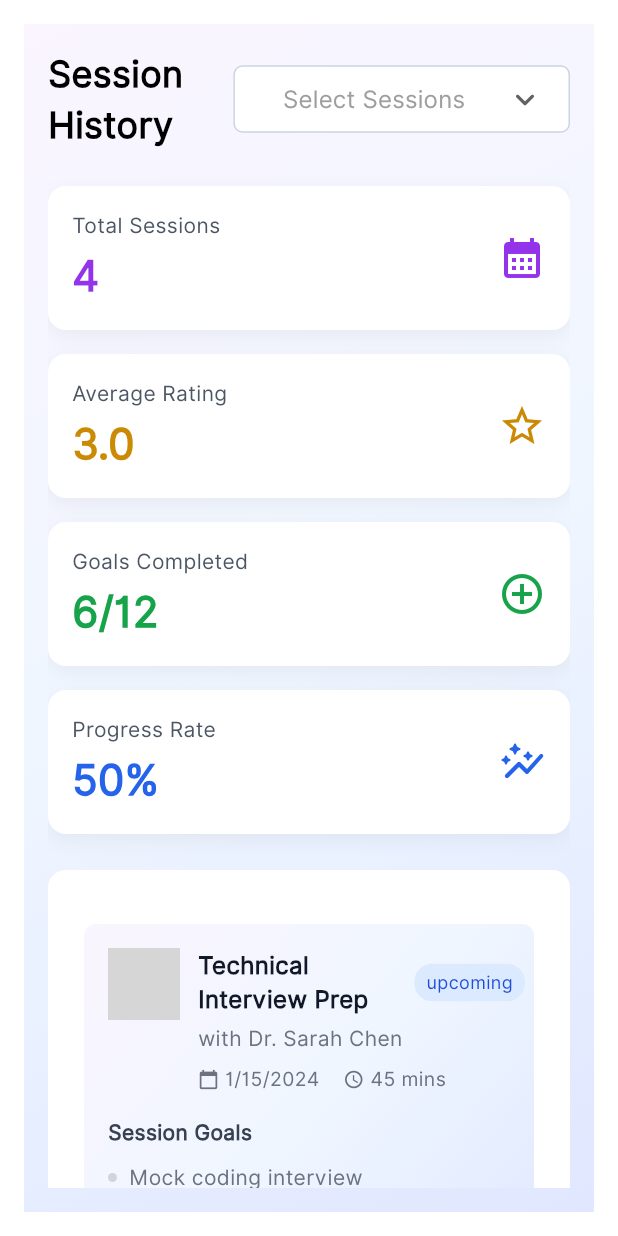
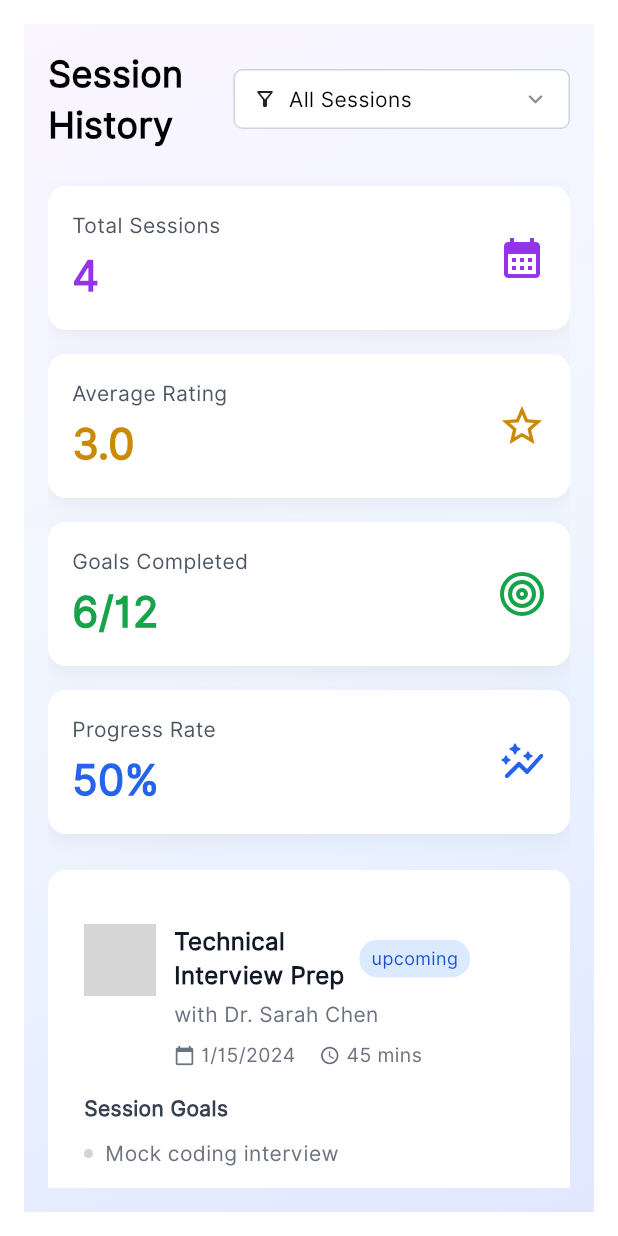
Before and after one commit to SaicharanGattu02/mentivisor, a Flutter app: the SessionHistory screen opened directly, on a phone screen of 412 x 824 dp. Run offline on Flutter 3.47's test engine with Material 3 defaults, Android fonts, the phone set to English and light mode, and no system bars; drawn by our look-alikes of dropdown_button2; our stand-ins replace connectivity_plus, dio, equatable, flutter_bloc, flutter_image_compress, flutter_spinkit and 4 more; accounts and stored records are empty; network calls fail; grey boxes are pictures that could not be loaded.

Commit message:
Your message about the changes

```diff
--- a/lib/app_routes/router.dart
+++ b/lib/app_routes/router.dart
@@ -6,6 +6,7 @@ import 'package:go_router/go_router.dart';
 import '../Components/NoInternet.dart';
 import '../presentation/BookSessionScreen.dart';
 import '../presentation/DashBoard.dart';
+import '../presentation/SessionHistory.dart';
 import '../presentation/Splash.dart';
 import 'package:mentivisor/presentation/MentivisorProfileSetup.dart';
 import 'package:mentivisor/presentation/ProfileScreen.dart';
@@ -20,12 +21,16 @@ final GoRouter appRouter = GoRouter(
     GoRoute(
       path: '/',
       pageBuilder: (context, state) =>
-          buildSlideTransitionPage(StudyZoneScreen(), state),
+          buildSlideTransitionPage(SessionHistory(), state),
     ),
     GoRoute(
       path: '/nointernet',
       pageBuilder: (context, state) =>
           buildSlideTransitionPage(Nointernet(), state),
+    ),GoRoute(
+      path: '/session_history',
+      pageBuilder: (context, state) =>
+          buildSlideTransitionPage(SessionHistory(), state),
     ),
     GoRoute(
       path: '/dashboard',
--- a/lib/presentation/SessionHistory.dart
+++ b/lib/presentation/SessionHistory.dart
@@ -1,5 +1,6 @@
 import 'package:dropdown_button2/dropdown_button2.dart';
 import 'package:flutter/material.dart';
+import 'package:flutter_svg/svg.dart';
 
 class SessionHistory extends StatefulWidget {
   const SessionHistory({super.key});
@@ -11,16 +12,14 @@ class SessionHistory extends StatefulWidget {
 class _SessionHistoryState extends State<SessionHistory> {
   String? _selectSessions;
 
-
   @override
   Widget build(BuildContext context) {
     final w = MediaQuery.of(context).size.width;
-
     return Scaffold(
       body: Padding(
-        padding:  EdgeInsets.all(16),
+        padding: EdgeInsets.all(16),
         child: Container(
-          padding:  EdgeInsets.all(16),
+          padding: EdgeInsets.all(16),
           decoration: const BoxDecoration(
             gradient: LinearGradient(
               begin: Alignment.topLeft,
@@ -50,12 +49,41 @@ class _SessionHistoryState extends State<SessionHistory> {
                       child: DropdownButtonHideUnderline(
                         child: DropdownButton2<String>(
                           isExpanded: true,
-                          hint: Text(
-                            'Select Sessions',
-                            style: TextStyle(
-                              fontFamily: 'Inter',
-                              fontSize: 16,
-                              color: Colors.grey.shade500,
+                          customButton: Container(
+                            height: 40,
+                            padding: const EdgeInsets.symmetric(horizontal: 12),
+                            decoration: BoxDecoration(
+                              color: Colors.white, // Matches bg-background
+                              border: Border.all(
+                                color: const Color(0xFFCBD5E1),
+                              ), // Matches border-input
+                              borderRadius: BorderRadius.circular(6),
+                            ),
+                            child: Row(
+                              mainAxisAlignment: MainAxisAlignment.spaceBetween,
+                              children: [
+                                Row(
+                                  children: [
+                                    Icon(Icons.filter_alt_outlined, size: 16),
+                                    const SizedBox(width: 8),
+                                    Text(
+                                      _selectSessions ?? 'All Sessions',
+                                      style: TextStyle(
+                                        fontFamily: 'Inter',
+                                        fontSize: 14,
+                                        color: Colors.black, // or muted if null
+                                      ),
+                                      overflow: TextOverflow.ellipsis,
+                                    ),
+                                  ],
+                                ),
+                                const Icon(
+                                  Icons.keyboard_arrow_down_rounded,
+                                  size: 20,
+                                  color:
+                                      Colors.black45, // similar to .opacity-50
+                                ),
+                              ],
                             ),
                           ),
                           items: ['All Sessions', 'Completed', 'Upcoming']
@@ -66,7 +94,7 @@ class _SessionHistoryState extends State<SessionHistory> {
                                     e,
                                     style: const TextStyle(
                                       fontFamily: 'Inter',
-                                      fontSize: 15,
+                                      fontSize: 14,
                                       color: Colors.black,
                                     ),
                                   ),
@@ -79,19 +107,6 @@ class _SessionHistoryState extends State<SessionHistory> {
                               _selectSessions = value;
                             });
                           },
-                          buttonStyleData: ButtonStyleData(
-                            padding: const EdgeInsets.symmetric(horizontal: 16),
-                            decoration: BoxDecoration(
-                              borderRadius: BorderRadius.circular(6),
-                              border: Border.all(color: Color(0xFFCBD5E1)),
-                              color: Colors.white,
-                            ),
-                          ),
-                          iconStyleData: IconStyleData(
-                            icon: Icon(Icons.keyboard_arrow_down_rounded),
-                            iconSize: 26,
-                            iconEnabledColor: Colors.grey.shade700,
-                          ),
                           dropdownStyleData: DropdownStyleData(
                             maxHeight: 200,
                             decoration: BoxDecoration(
@@ -99,9 +114,9 @@ class _SessionHistoryState extends State<SessionHistory> {
                               color: Colors.white,
                             ),
                           ),
-                          menuItemStyleData: MenuItemStyleData(
+                          menuItemStyleData: const MenuItemStyleData(
                             height: 45,
-                            padding: const EdgeInsets.symmetric(
+                            padding: EdgeInsets.symmetric(
                               horizontal: 16,
                               vertical: 8,
                             ),
@@ -116,25 +131,25 @@ class _SessionHistoryState extends State<SessionHistory> {
                   'Total Sessions',
                   '4',
                   Color(0xff9333EA),
-                  Icons.calendar_month,
+                 icon:  Icons.calendar_month,
                 ),
                 _buildStatCard(
                   'Average Rating',
                   '3.0',
                   Color(0xffCA8A04),
-                  Icons.star_border,
+                 icon:  Icons.star_border,
                 ),
                 _buildStatCard(
                   'Goals Completed',
                   '6/12',
                   Color(0xff16A34A),
-                  Icons.add_circle_outline,
+                  svgAsset: 'assets/svg_icons/goal.svg',
                 ),
                 _buildStatCard(
                   'Progress Rate',
                   '50%',
                   Color(0xff2563EB),
-                  Icons.auto_graph_rounded,
+                icon:  Icons.auto_graph_rounded,
                 ),
                 const SizedBox(height: 16),
                 Container(
@@ -156,18 +171,18 @@ class _SessionHistoryState extends State<SessionHistory> {
                           return Container(
                             width: w,
                             margin: const EdgeInsets.only(top: 12),
-                            padding: const EdgeInsets.all(16),
+                            // padding: const EdgeInsets.all(16),
                             decoration: BoxDecoration(
                               borderRadius: BorderRadius.circular(8),
-                              gradient: const LinearGradient(
-                                begin: Alignment.topLeft,
-                                end: Alignment.bottomRight,
-                                colors: [
-                                  Color(0xfffaf5ff),
-                                  Color(0xffeff6ff),
-                                  Color(0xffe0e7ff),
-                                ],
-                              ),
+                              // gradient: const LinearGradient(
+                              //   begin: Alignment.topLeft,
+                              //   end: Alignment.bottomRight,
+                              //   colors: [
+                              //     Color(0xfffaf5ff),
+                              //     Color(0xffeff6ff),
+                              //     Color(0xffe0e7ff),
+                              //   ],
+                              // ),
                             ),
                             child: Column(
                               crossAxisAlignment: CrossAxisAlignment.start,
@@ -194,13 +209,14 @@ class _SessionHistoryState extends State<SessionHistory> {
                                                 MainAxisAlignment.start,
                                             children: [
                                               SizedBox(
-                                                width: w * 0.35,
+                                                width: w * 0.3,
                                                 child: Expanded(
                                                   child: Text(
                                                     'Technical Interview Prep',
                                                     style: TextStyle(
                                                       fontSize: 16,
-                                                      fontWeight: FontWeight.w600,
+                                                      fontWeight:
+                                                          FontWeight.w600,
                                                       color: Color(0xff111827),
                                                     ),
                                                   ),
@@ -287,7 +303,9 @@ class _SessionHistoryState extends State<SessionHistory> {
                                   crossAxisAlignment: CrossAxisAlignment.start,
                                   children: [
                                     Padding(
-                                      padding: EdgeInsets.symmetric(vertical: 2),
+                                      padding: EdgeInsets.symmetric(
+                                        vertical: 2,
+                                      ),
                                       child: Row(
                                         children: [
                                           Container(
@@ -350,13 +368,13 @@ class _SessionHistoryState extends State<SessionHistory> {
       ),
     );
   }
-
   Widget _buildStatCard(
-    String title,
-    String value,
-    Color color,
-    IconData icon,
-  ) {
+      String title,
+      String value,
+      Color color, {
+        String? svgAsset,    // Optional SVG asset path
+        IconData? icon,      // Optional icon
+      }) {
     return Container(
       margin: const EdgeInsets.symmetric(vertical: 8),
       padding: const EdgeInsets.all(16),
@@ -389,20 +407,28 @@ class _SessionHistoryState extends State<SessionHistory> {
               Text(
                 value,
                 style: TextStyle(
-                  color: color, // e.g., Colors.purple[600]
-                  fontSize: 28, // text-2xl
+                  color: color,
+                  fontSize: 28,
                   fontWeight: FontWeight.w700,
                 ),
               ),
             ],
           ),
-          Icon(
-            icon,
-            color: color, // e.g., Colors.purple[500]
-            size: 32, // equivalent to w-8 h-8
+          svgAsset != null
+              ? SvgPicture.asset(
+            svgAsset,
+            width: 32,
+            height: 32,
+            color: color,
+          )
+              : Icon(
+            icon ?? Icons.help_outline,
+            color: color,
+            size: 32,
           ),
         ],
       ),
     );
   }
+
 }
--- a/lib/presentation/StudyZoneScreen.dart
+++ b/lib/presentation/StudyZoneScreen.dart
@@ -1,4 +1,5 @@
 import 'package:flutter/material.dart';
+import 'package:flutter_svg/svg.dart';
 
 class StudyZoneScreen extends StatefulWidget {
   @override
--- a/lib/presentation/WalletHistory.dart
+++ b/lib/presentation/WalletHistory.dart
@@ -0,0 +1,15 @@
+import 'package:flutter/material.dart';
+
+class WalletHistory extends StatefulWidget {
+  const WalletHistory({super.key});
+
+  @override
+  State<WalletHistory> createState() => _WalletHistoryState();
+}
+
+class _WalletHistoryState extends State<WalletHistory> {
+  @override
+  Widget build(BuildContext context) {
+    return Scaffold();
+  }
+}
```
Also changed, not shown: assets/svg_icons/goal.svg.
